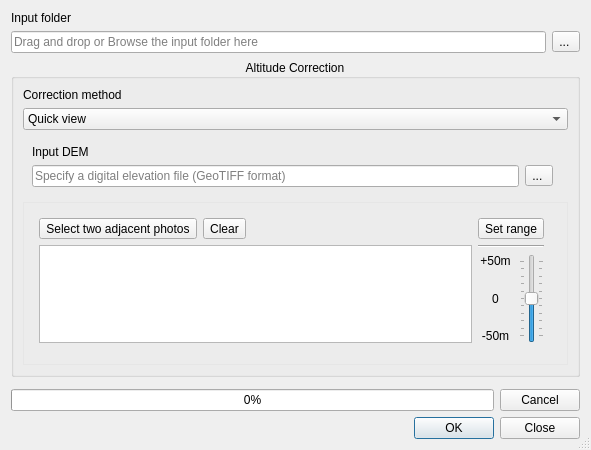
Above: vertical_photo_placer_dialog_base.ui from verticalphotoplacer/VerticalPhotoPlacer before the change. Below: the same form after it.
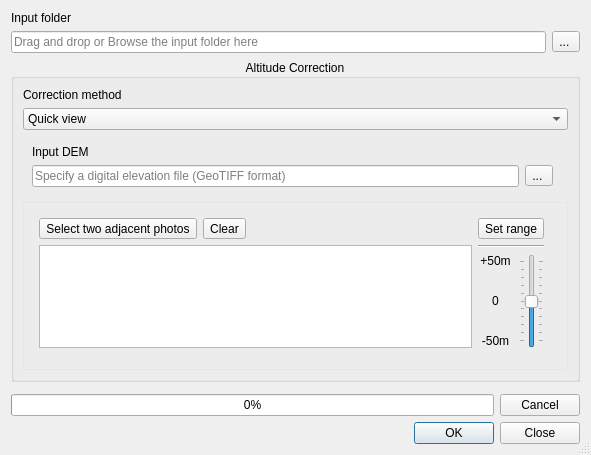
That is the form after the change. The open tabs and pages were chosen to show the change. Icons and pictures are not drawn. Custom widgets are drawn as their Qt base class.

Commit message: improve matching image to center gps coordinate of photo, 0.1m step for Adjacent photo matching instead of 1m, add support for E90 camera from Yuneec

What changed in the file:
```diff
--- a/vertical_photo_placer_dialog_base.ui
+++ b/vertical_photo_placer_dialog_base.ui
@@ -7,7 +7,7 @@
     <x>0</x>
     <y>0</y>
     <width>591</width>
-    <height>450</height>
+    <height>455</height>
    </rect>
   </property>
   <property name="windowTitle">
@@ -566,10 +566,10 @@
                     <item>
                      <widget class="QSlider" name="adjphotos_slider">
                       <property name="minimum">
-                       <number>-50</number>
+                       <number>-500</number>
                       </property>
                       <property name="maximum">
-                       <number>50</number>
+                       <number>500</number>
                       </property>
                       <property name="orientation">
                        <enum>Qt::Vertical</enum>
@@ -578,7 +578,7 @@
                        <enum>QSlider::TicksBothSides</enum>
                       </property>
                       <property name="tickInterval">
-                       <number>10</number>
+                       <number>100</number>
                       </property>
                      </widget>
                     </item>
```
The commit also changes 2 other files.
